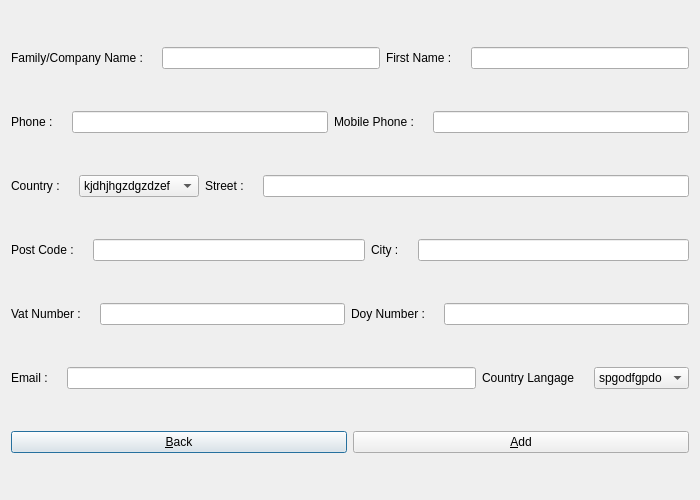
Qt form manageBill/dialogadd.ui (JMainard/manageBill) before a commit.
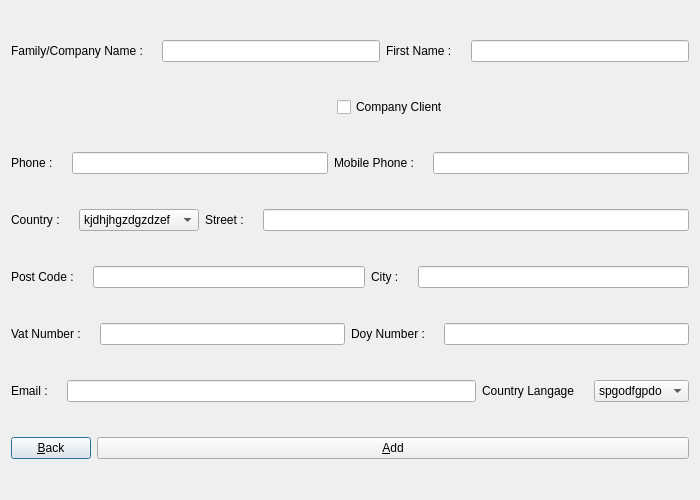
The same form after that commit. Icons and pictures are not drawn.

The edit to the form file:
```diff
--- a/manageBill/dialogadd.ui
+++ b/manageBill/dialogadd.ui
@@ -23,8 +23,267 @@
    <iconset resource="icon.qrc">
     <normaloff>:/icon/image/receipt16.png</normaloff>:/icon/image/receipt16.png</iconset>
   </property>
-  <layout class="QGridLayout" name="gridLayout_7">
+  <layout class="QGridLayout" name="gridLayout_8">
+   <item row="0" column="0" colspan="2">
+    <layout class="QGridLayout" name="gridLayout">
+     <item row="0" column="4">
+      <widget class="QLabel" name="label_2">
+       <property name="text">
+        <string/>
+       </property>
+       <property name="pixmap">
+        <pixmap resource="icon.qrc">:/icon/image/form/id-card.png</pixmap>
+       </property>
+      </widget>
+     </item>
+     <item row="0" column="5">
+      <widget class="QLineEdit" name="lineEditFirstName"/>
+     </item>
+     <item row="0" column="3">
+      <widget class="QLabel" name="labelFirstName">
+       <property name="styleSheet">
+        <string notr="true">font: 75 13pt &quot;URW Palladio L&quot;;</string>
+       </property>
+       <property name="text">
+        <string>First Name :</string>
+       </property>
+      </widget>
+     </item>
+     <item row="0" column="1">
+      <widget class="QLabel" name="label">
+       <property name="text">
+        <string/>
+       </property>
+       <property name="pixmap">
+        <pixmap resource="icon.qrc">:/icon/image/form/id-card.png</pixmap>
+       </property>
+      </widget>
+     </item>
+     <item row="0" column="2">
+      <widget class="QLineEdit" name="lineEdit"/>
+     </item>
+     <item row="0" column="0">
+      <widget class="QLabel" name="labelName">
+       <property name="styleSheet">
+        <string notr="true">font: 75 13pt &quot;URW Palladio L&quot;;</string>
+       </property>
+       <property name="text">
+        <string>Family/Company Name :</string>
+       </property>
+      </widget>
+     </item>
+    </layout>
+   </item>
+   <item row="1" column="1">
+    <layout class="QGridLayout" name="gridLayout_7">
+     <item row="0" column="0">
+      <spacer name="horizontalSpacer">
+       <property name="orientation">
+        <enum>Qt::Horizontal</enum>
+       </property>
+       <property name="sizeHint" stdset="0">
+        <size>
+         <width>40</width>
+         <height>20</height>
+        </size>
+       </property>
+      </spacer>
+     </item>
+     <item row="0" column="1">
+      <widget class="QCheckBox" name="checkBoxCompanyClient">
+       <property name="text">
+        <string>Company Client</string>
+       </property>
+      </widget>
+     </item>
+     <item row="0" column="2">
+      <spacer name="horizontalSpacer_2">
+       <property name="orientation">
+        <enum>Qt::Horizontal</enum>
+       </property>
+       <property name="sizeHint" stdset="0">
+        <size>
+         <width>40</width>
+         <height>20</height>
+        </size>
+       </property>
+      </spacer>
+     </item>
+    </layout>
+   </item>
+   <item row="2" column="0" colspan="2">
+    <layout class="QGridLayout" name="gridLayout_2">
+     <item row="0" column="1">
+      <widget class="QLabel" name="label_3">
+       <property name="text">
+        <string/>
+       </property>
+       <property name="pixmap">
+        <pixmap resource="icon.qrc">:/icon/image/form/call.png</pixmap>
+       </property>
+      </widget>
+     </item>
+     <item row="0" column="2">
+      <widget class="QLineEdit" name="lineEditPhone"/>
+     </item>
+     <item row="0" column="3">
+      <widget class="QLabel" name="labelMobilePhone">
+       <property name="styleSheet">
+        <string notr="true">font: 75 13pt &quot;URW Palladio L&quot;;</string>
+       </property>
+       <property name="text">
+        <string>Mobile Phone :</string>
+       </property>
+      </widget>
+     </item>
+     <item row="0" column="0">
+      <widget class="QLabel" name="labelPhone">
+       <property name="styleSheet">
+        <string notr="true">font: 75 13pt &quot;URW Palladio L&quot;;</string>
+       </property>
+       <property name="text">
+        <string>Phone :</string>
+       </property>
+      </widget>
+     </item>
+     <item row="0" column="4">
+      <widget class="QLabel" name="label_4">
+       <property name="text">
+        <string/>
+       </property>
+       <property name="pixmap">
+        <pixmap resource="icon.qrc">:/icon/image/form/smartphone.png</pixmap>
+       </property>
+      </widget>
+     </item>
+     <item row="0" column="5">
+      <widget class="QLineEdit" name="lineEditMobilePhone"/>
+     </item>
+    </layout>
+   </item>
+   <item row="3" column="0" colspan="2">
+    <layout class="QGridLayout" name="gridLayout_3">
+     <item row="0" column="4">
+      <widget class="QLabel" name="label_5">
+       <property name="text">
+        <string/>
+       </property>
+       <property name="pixmap">
+        <pixmap resource="icon.qrc">:/icon/image/form/home-address.png</pixmap>
+       </property>
+      </widget>
+     </item>
+     <item row="0" column="5">
+      <widget class="QLineEdit" name="lineEditStreet"/>
+     </item>
+     <item row="0" column="3">
+      <widget class="QLabel" name="labelStreet">
+       <property name="styleSheet">
+        <string notr="true">font: 75 13pt &quot;URW Palladio L&quot;;
+</string>
+       </property>
+       <property name="text">
+        <string>Street :</string>
+       </property>
+      </widget>
+     </item>
+     <item row="0" column="2">
+      <widget class="QComboBox" name="comboBox_2">
+       <item>
+        <property name="text">
+         <string>kjdhjhgzdgzdzef</string>
+        </property>
+       </item>
+       <item>
+        <property name="text">
+         <string>ksfhsksfhkdsf</string>
+        </property>
+       </item>
+       <item>
+        <property name="text">
+         <string>dlgjeglkdj</string>
+        </property>
+       </item>
+       <item>
+        <property name="text">
+         <string>ropgjrop</string>
+        </property>
+       </item>
+      </widget>
+     </item>
+     <item row="0" column="0">
+      <widget class="QLabel" name="labelCountry">
+       <property name="styleSheet">
+        <string notr="true">font: 75 13pt &quot;URW Palladio L&quot;;</string>
+       </property>
+       <property name="text">
+        <string>Country :</string>
+       </property>
+      </widget>
+     </item>
+     <item row="0" column="1">
+      <widget class="QLabel" name="label_6">
+       <property name="text">
+        <string/>
+       </property>
+       <property name="pixmap">
+        <pixmap resource="icon.qrc">:/icon/image/form/flags.png</pixmap>
+       </property>
+      </widget>
+     </item>
+    </layout>
+   </item>
    <item row="4" column="0" colspan="2">
+    <layout class="QGridLayout" name="gridLayout_4">
+     <item row="0" column="1">
+      <widget class="QLabel" name="label_7">
+       <property name="text">
+        <string/>
+       </property>
+       <property name="pixmap">
+        <pixmap resource="icon.qrc">:/icon/image/form/letter.png</pixmap>
+       </property>
+      </widget>
+     </item>
+     <item row="0" column="0">
+      <widget class="QLabel" name="labelPostCode">
+       <property name="styleSheet">
+        <string notr="true">font: 75 13pt &quot;URW Palladio L&quot;;</string>
+       </property>
+       <property name="text">
+        <string>Post Code :</string>
+       </property>
+      </widget>
+     </item>
+     <item row="0" column="4">
+      <widget class="QLabel" name="label_8">
+       <property name="text">
+        <string/>
+       </property>
+       <property name="pixmap">
+        <pixmap resource="icon.qrc">:/icon/image/form/city.png</pixmap>
+       </property>
+      </widget>
+     </item>
+     <item row="0" column="5">
+      <widget class="QLineEdit" name="lineEditCity"/>
+     </item>
+     <item row="0" column="2">
+      <widget class="QLineEdit" name="lineEditPostCode"/>
+     </item>
+     <item row="0" column="3">
+      <widget class="QLabel" name="labelCity">
+       <property name="styleSheet">
+        <string notr="true">font: 75 13pt &quot;URW Palladio L&quot;;</string>
+       </property>
+       <property name="text">
+        <string>City :</string>
+       </property>
+      </widget>
+     </item>
+    </layout>
+   </item>
+   <item row="5" column="0" colspan="2">
     <layout class="QGridLayout" name="gridLayout_5">
      <item row="0" column="5">
       <widget class="QLineEdit" name="lineEditDOY"/>
@@ -74,7 +333,7 @@
      </item>
     </layout>
    </item>
-   <item row="5" column="0" colspan="2">
+   <item row="6" column="0" colspan="2">
     <layout class="QGridLayout" name="gridLayout_6">
      <item row="0" column="4">
       <widget class="QLabel" name="label_10">
@@ -191,129 +450,7 @@
      </item>
     </layout>
    </item>
-   <item row="2" column="0" colspan="2">
-    <layout class="QGridLayout" name="gridLayout_3">
-     <item row="0" column="4">
-      <widget class="QLabel" name="label_5">
-       <property name="text">
-        <string/>
-       </property>
-       <property name="pixmap">
-        <pixmap resource="icon.qrc">:/icon/image/form/home-address.png</pixmap>
-       </property>
-      </widget>
-     </item>
-     <item row="0" column="5">
-      <widget class="QLineEdit" name="lineEditStreet"/>
-     </item>
-     <item row="0" column="3">
-      <widget class="QLabel" name="labelStreet">
-       <property name="styleSheet">
-        <string notr="true">font: 75 13pt &quot;URW Palladio L&quot;;
-</string>
-       </property>
-       <property name="text">
-        <string>Street :</string>
-       </property>
-      </widget>
-     </item>
-     <item row="0" column="2">
-      <widget class="QComboBox" name="comboBox_2">
-       <item>
-        <property name="text">
-         <string>kjdhjhgzdgzdzef</string>
-        </property>
-       </item>
-       <item>
-        <property name="text">
-         <string>ksfhsksfhkdsf</string>
-        </property>
-       </item>
-       <item>
-        <property name="text">
-         <string>dlgjeglkdj</string>
-        </property>
-       </item>
-       <item>
-        <property name="text">
-         <string>ropgjrop</string>
-        </property>
-       </item>
-      </widget>
-     </item>
-     <item row="0" column="0">
-      <widget class="QLabel" name="labelCountry">
-       <property name="styleSheet">
-        <string notr="true">font: 75 13pt &quot;URW Palladio L&quot;;</string>
-       </property>
-       <property name="text">
-        <string>Country :</string>
-       </property>
-      </widget>
-     </item>
-     <item row="0" column="1">
-      <widget class="QLabel" name="label_6">
-       <property name="text">
-        <string/>
-       </property>
-       <property name="pixmap">
-        <pixmap resource="icon.qrc">:/icon/image/form/flags.png</pixmap>
-       </property>
-      </widget>
-     </item>
-    </layout>
-   </item>
-   <item row="3" column="0" colspan="2">
-    <layout class="QGridLayout" name="gridLayout_4">
-     <item row="0" column="1">
-      <widget class="QLabel" name="label_7">
-       <property name="text">
-        <string/>
-       </property>
-       <property name="pixmap">
-        <pixmap resource="icon.qrc">:/icon/image/form/letter.png</pixmap>
-       </property>
-      </widget>
-     </item>
-     <item row="0" column="0">
-      <widget class="QLabel" name="labelPostCode">
-       <property name="styleSheet">
-        <string notr="true">font: 75 13pt &quot;URW Palladio L&quot;;</string>
-       </property>
-       <property name="text">
-        <string>Post Code :</string>
-       </property>
-      </widget>
-     </item>
-     <item row="0" column="4">
-      <widget class="QLabel" name="label_8">
-       <property name="text">
-        <string/>
-       </property>
-       <property name="pixmap">
-        <pixmap resource="icon.qrc">:/icon/image/form/city.png</pixmap>
-       </property>
-      </widget>
-     </item>
-     <item row="0" column="5">
-      <widget class="QLineEdit" name="lineEditCity"/>
-     </item>
-     <item row="0" column="2">
-      <widget class="QLineEdit" name="lineEditPostCode"/>
-     </item>
-     <item row="0" column="3">
-      <widget class="QLabel" name="labelCity">
-       <property name="styleSheet">
-        <string notr="true">font: 75 13pt &quot;URW Palladio L&quot;;</string>
-       </property>
-       <property name="text">
-        <string>City :</string>
-       </property>
-      </widget>
-     </item>
-    </layout>
-   </item>
-   <item row="6" column="0">
+   <item row="7" column="0">
     <widget class="QPushButton" name="pushButtonBack">
      <property name="styleSheet">
       <string notr="true">font: 75 13pt &quot;URW Palladio L&quot;;</string>
@@ -333,107 +470,7 @@
      </property>
     </widget>
    </item>
-   <item row="0" column="0" colspan="2">
-    <layout class="QGridLayout" name="gridLayout">
-     <item row="0" column="4">
-      <widget class="QLabel" name="label_2">
-       <property name="text">
-        <string/>
-       </property>
-       <property name="pixmap">
-        <pixmap resource="icon.qrc">:/icon/image/form/id-card.png</pixmap>
-       </property>
-      </widget>
-     </item>
-     <item row="0" column="5">
-      <widget class="QLineEdit" name="lineEditFirstName"/>
-     </item>
-     <item row="0" column="3">
-      <widget class="QLabel" name="labelFirstName">
-       <property name="styleSheet">
-        <string notr="true">font: 75 13pt &quot;URW Palladio L&quot;;</string>
-       </property>
-       <property name="text">
-        <string>First Name :</string>
-       </property>
-      </widget>
-     </item>
-     <item row="0" column="1">
-      <widget class="QLabel" name="label">
-       <property name="text">
-        <string/>
-       </property>
-       <property name="pixmap">
-        <pixmap resource="icon.qrc">:/icon/image/form/id-card.png</pixmap>
-       </property>
-      </widget>
-     </item>
-     <item row="0" column="2">
-      <widget class="QLineEdit" name="lineEdit"/>
-     </item>
-     <item row="0" column="0">
-      <widget class="QLabel" name="labelName">
-       <property name="styleSheet">
-        <string notr="true">font: 75 13pt &quot;URW Palladio L&quot;;</string>
-       </property>
-       <property name="text">
-        <string>Family/Company Name :</string>
-       </property>
-      </widget>
-     </item>
-    </layout>
-   </item>
-   <item row="1" column="0" colspan="2">
-    <layout class="QGridLayout" name="gridLayout_2">
-     <item row="0" column="1">
-      <widget class="QLabel" name="label_3">
-       <property name="text">
-        <string/>
-       </property>
-       <property name="pixmap">
-        <pixmap resource="icon.qrc">:/icon/image/form/call.png</pixmap>
-       </property>
-      </widget>
-     </item>
-     <item row="0" column="2">
-      <widget class="QLineEdit" name="lineEditPhone"/>
-     </item>
-     <item row="0" column="3">
-      <widget class="QLabel" name="labelMobilePhone">
-       <property name="styleSheet">
-        <string notr="true">font: 75 13pt &quot;URW Palladio L&quot;;</string>
-       </property>
-       <property name="text">
-        <string>Mobile Phone :</string>
-       </property>
-      </widget>
-     </item>
-     <item row="0" column="0">
-      <widget class="QLabel" name="labelPhone">
-       <property name="styleSheet">
-        <string notr="true">font: 75 13pt &quot;URW Palladio L&quot;;</string>
-       </property>
-       <property name="text">
-        <string>Phone :</string>
-       </property>
-      </widget>
-     </item>
-     <item row="0" column="4">
-      <widget class="QLabel" name="label_4">
-       <property name="text">
-        <string/>
-       </property>
-       <property name="pixmap">
-        <pixmap resource="icon.qrc">:/icon/image/form/smartphone.png</pixmap>
-       </property>
-      </widget>
-     </item>
-     <item row="0" column="5">
-      <widget class="QLineEdit" name="lineEditMobilePhone"/>
-     </item>
-    </layout>
-   </item>
-   <item row="6" column="1">
+   <item row="7" column="1">
     <widget class="QPushButton" name="pushButtonAdd">
      <property name="styleSheet">
       <string notr="true">font: 75 13pt &quot;URW Palladio L&quot;;</string>
```
Left out of the diff: 2 changed lines with no effect on the pictures.
